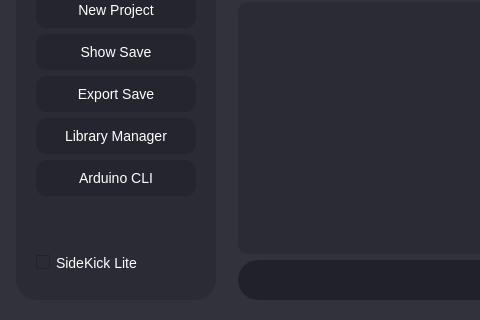
Qt form Ui/GraphingUi.ui (OrionAerospaceYT/SideKick) before a commit; both pictures show x 0 to 480 and y 450 to 770 of the 1195 by 770 pixel window.
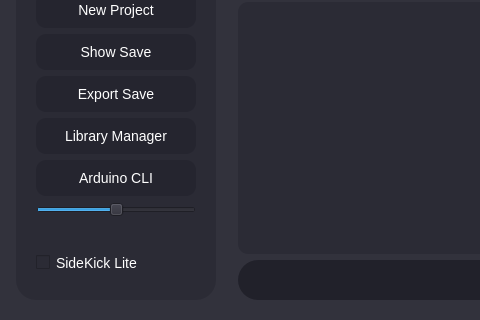
The same form after that commit. Icons and pictures are not drawn.

```diff
--- a/Ui/GraphingUi.ui
+++ b/Ui/GraphingUi.ui
@@ -620,6 +620,19 @@
            </property>
           </widget>
          </item>
+         <item>
+          <widget class="QSlider" name="data_points">
+           <property name="maximum">
+            <number>5000</number>
+           </property>
+           <property name="value">
+            <number>2500</number>
+           </property>
+           <property name="orientation">
+            <enum>Qt::Horizontal</enum>
+           </property>
+          </widget>
+         </item>
          <item>
           <spacer name="verticalSpacer_9">
            <property name="orientation">
```
